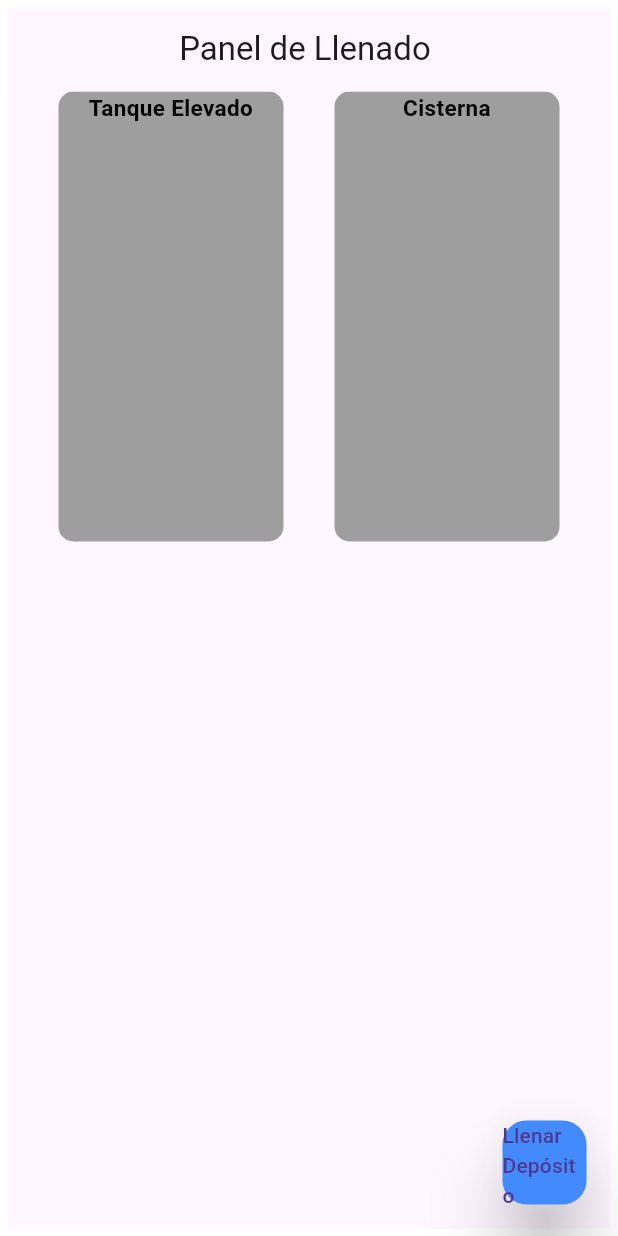
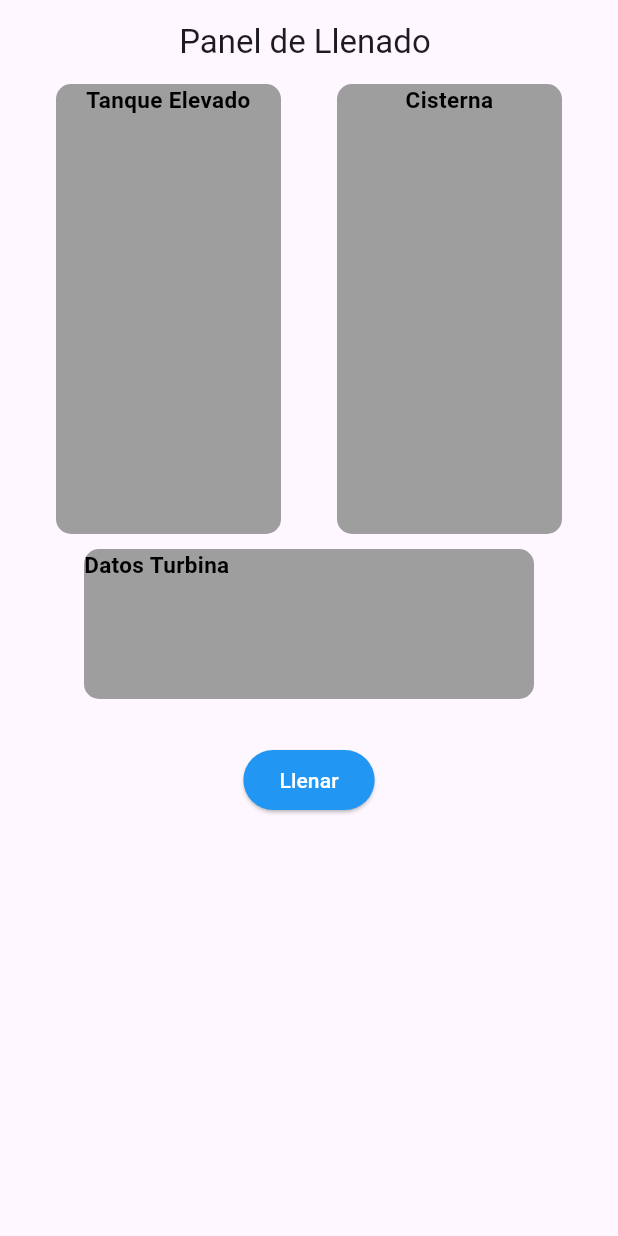
Before and after one commit to JoseYulier/encendido_remoto, a Flutter app: the screen it shows after launch, on a phone screen of 412 x 824 dp. Run offline on Flutter 3.47's test engine with Material 3 defaults, Android fonts, the phone set to English and light mode, and no system bars.

Commit message:
agrege un panel para los datos de la turbina y el boton de llenado

```diff
--- a/lib/views/screens/home_page.dart
+++ b/lib/views/screens/home_page.dart
@@ -1,3 +1,4 @@
+import 'package:encendido_remoto/views/components/buttons/custom_button.dart';
 import 'package:flutter/material.dart';
 
 class HomePage extends StatelessWidget {
@@ -5,14 +6,14 @@ class HomePage extends StatelessWidget {
 
   @override
   Widget build(BuildContext context) {
-    return Padding(
-      padding: const EdgeInsets.all(5),
-      child: Scaffold(
-          appBar: AppBar(
-            centerTitle: true,
-            title: const Text('Panel de Llenado '),
-          ),
-          body: Row(
+    return Scaffold(
+      appBar: AppBar(
+        centerTitle: true,
+        title: const Text('Panel de Llenado '),
+      ),
+      body: Column(
+        children: [
+          Row(
             mainAxisAlignment: MainAxisAlignment.spaceEvenly,
             children: [
               Container(
@@ -49,12 +50,27 @@ class HomePage extends StatelessWidget {
               )
             ],
           ),
-          floatingActionButton: FloatingActionButton(
-            onPressed: () {},
-            backgroundColor: Colors.blueAccent,
-            elevation: 20,
-            child: const Text('Llenar Depósito'),
-          )),
+          const SizedBox(height: 10),
+          Container(
+            decoration: const BoxDecoration(
+                color: Colors.grey,
+                shape: BoxShape.rectangle,
+                borderRadius: BorderRadius.all(Radius.circular(10.0))),
+            width: 300,
+            height: 100,
+            child: const Text(
+              'Datos Turbina',
+              textAlign: TextAlign.left,
+              style: TextStyle(
+                  fontSize: 15,
+                  color: Colors.black,
+                  fontWeight: FontWeight.bold),
+            ),
+          ),
+          const SizedBox(height: 30),
+          CustomStatefulButton(text: 'Llenar', onPressed: () {}),
+        ],
+      ),
     );
   }
 }
```
